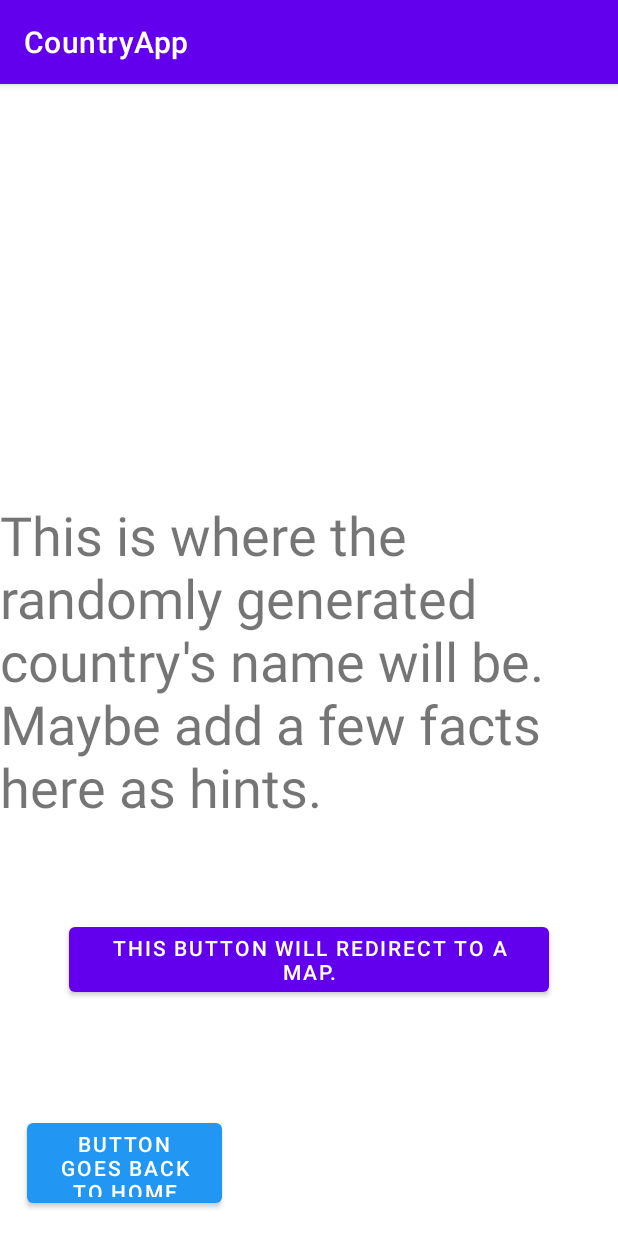
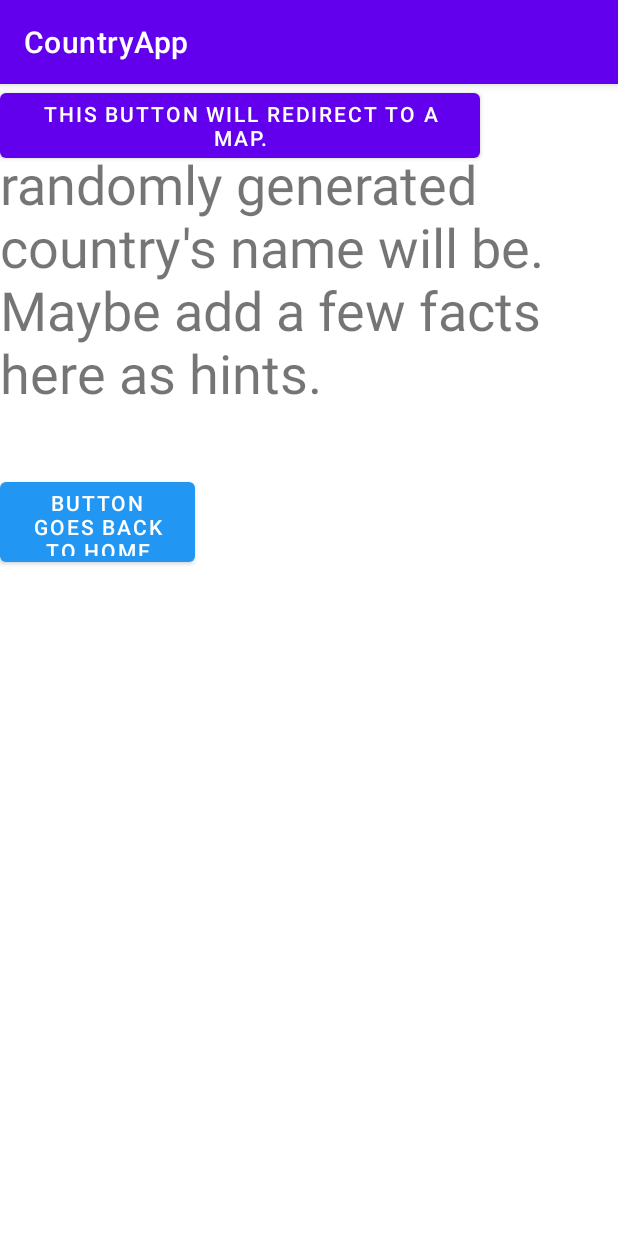
Before and after one commit to Hilbs100/CountryClever, an Android app: the world_Map screen opened directly, with no data from a screen before it, on a phone screen of 412 x 824 dp. Run offline under Robolectric (Android 15) with nearby library versions, the phone set to English and light mode, and no system bars.

Commit message:
Setting up game layout and added screenshot

```diff
--- a/app/src/main/AndroidManifest.xml
+++ b/app/src/main/AndroidManifest.xml
@@ -9,7 +9,8 @@
         android:roundIcon="@mipmap/ic_launcher_round"
         android:supportsRtl="true"
         android:theme="@style/Theme.CountryApp">
-        <activity android:name=".world_Map"></activity>
+        <activity android:name=".search_globe"></activity>
+        <activity android:name=".world_Map" />
         <activity
             android:name=".MainActivity"
             android:label="@string/app_name"
--- a/app/src/main/java/com/example/countryapp/world_Map.java
+++ b/app/src/main/java/com/example/countryapp/world_Map.java
@@ -3,13 +3,29 @@
 import androidx.appcompat.app.AppCompatActivity;
 
 import android.os.Bundle;
-
+import android.view.View;
+import android.widget.Button;
+import android.content.Intent;
 
 public class world_Map extends AppCompatActivity {
+    private Button button;
 
     @Override
     protected void onCreate(Bundle savedInstanceState) {
         super.onCreate(savedInstanceState);
         setContentView(R.layout.activity_world__map);
+
+        button = (Button) findViewById(R.id.open_the_map);
+        button.setOnClickListener(new View.OnClickListener() {
+            public void onClick(View v) {
+                openSearchGlobe();
+            }
+        });
+
+    }
+
+    public void openSearchGlobe(){
+        Intent intent = new Intent(this, search_globe.class);
+        startActivity(intent);
     }
 }
--- a/app/src/main/res/layout/activity_world__map.xml
+++ b/app/src/main/res/layout/activity_world__map.xml
@@ -1,5 +1,5 @@
 <?xml version="1.0" encoding="utf-8"?>
-<androidx.constraintlayout.widget.ConstraintLayout xmlns:android="http://schemas.android.com/apk/res/android"
+<RelativeLayout xmlns:android="http://schemas.android.com/apk/res/android"
     xmlns:app="http://schemas.android.com/apk/res-auto"
     xmlns:tools="http://schemas.android.com/tools"
     android:layout_width="match_parent"
@@ -35,7 +35,7 @@
         app:layout_constraintTop_toTopOf="parent" />
 
     <Button
-        android:id="@+id/button2"
+        android:id="@+id/open_the_map"
         android:layout_width="wrap_content"
         android:layout_height="wrap_content"
         android:text="This button will redirect to a map."
@@ -45,4 +45,4 @@
         app:layout_constraintTop_toTopOf="parent"
         app:layout_constraintVertical_bias="0.78" />
 
-</androidx.constraintlayout.widget.ConstraintLayout>
+</RelativeLayout>
```
Also changed, not shown: app/src/main/java/com/example/countryapp/search_globe.java (added, +14 -0 lines), app/src/main/res/layout/activity_search_globe.xml (added, +9 -0 lines), app/src/main/res/drawable-v24/bettermap.png (added), app/src/main/res/drawable-v24/the_map.png (deleted).
